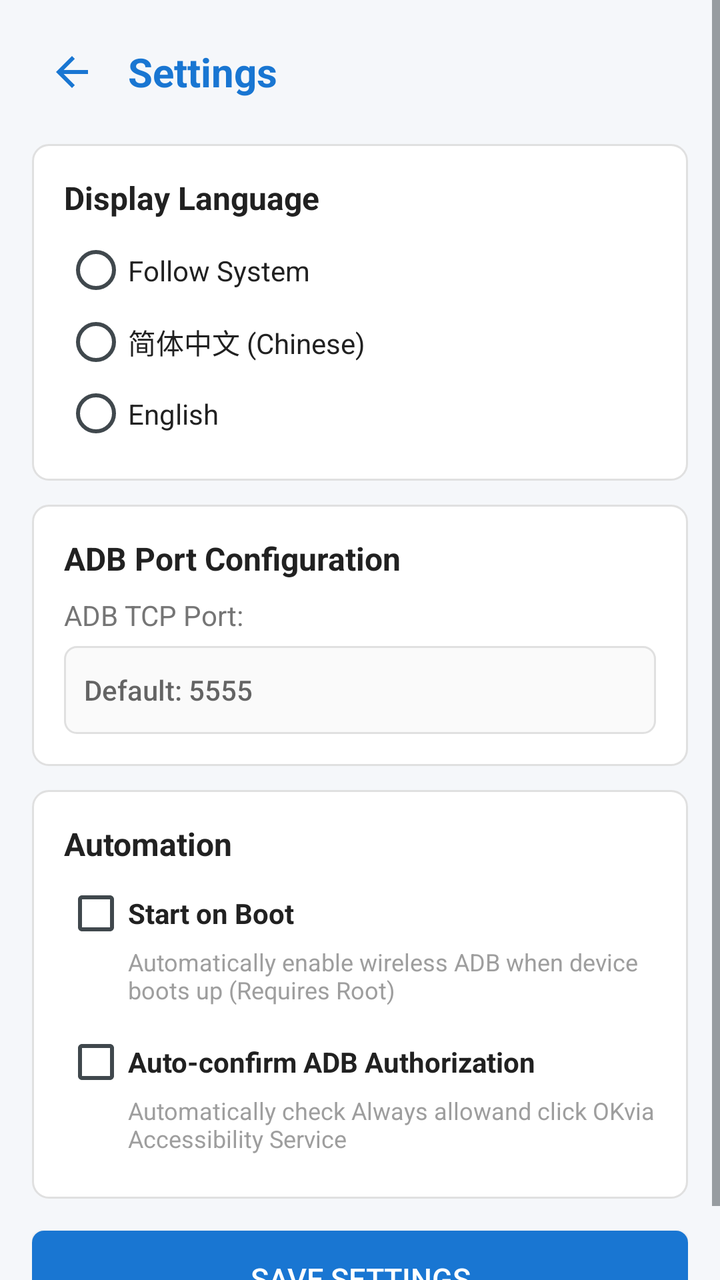
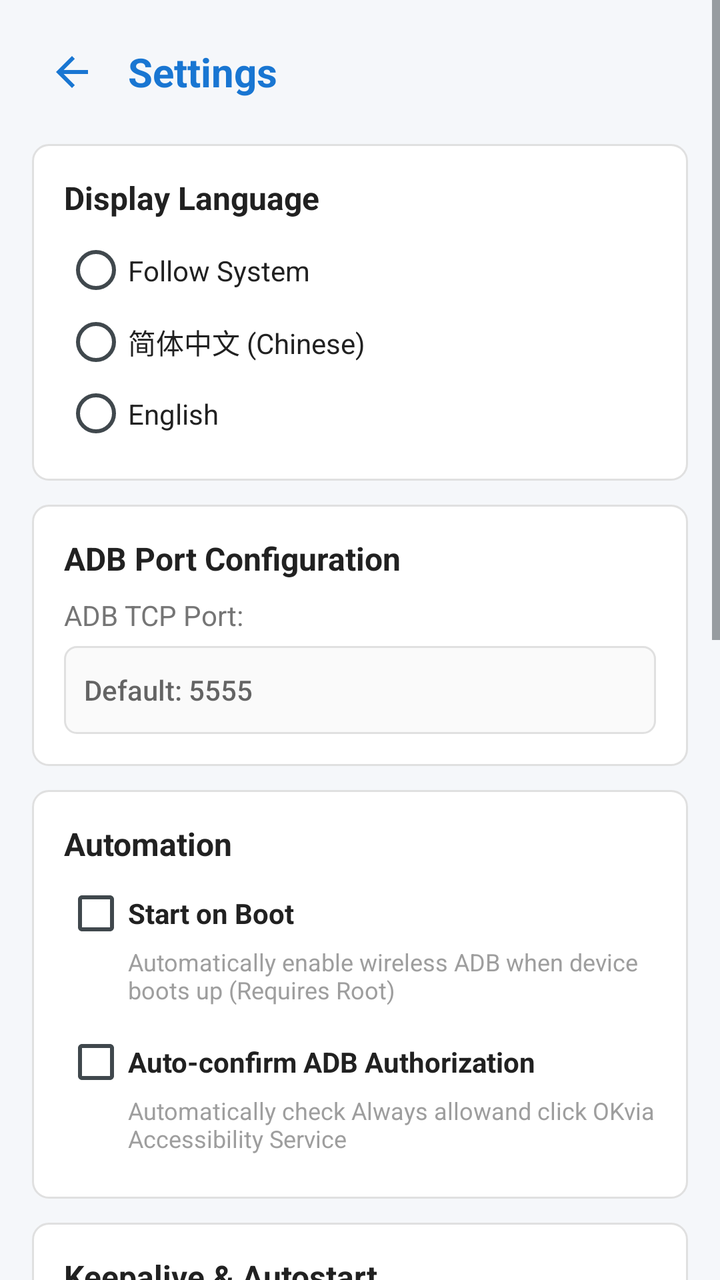

Before-and-after screenshots of an Android layout around one commit, followed by the original layout XML and the change that was made.
<!-- AndroidManifest.xml: application theme AppTheme -->
<!-- res/layout/activity_settings.xml -->
<?xml version="1.0" encoding="utf-8"?>
<ScrollView xmlns:android="http://schemas.android.com/apk/res/android"
    android:layout_width="match_parent"
    android:layout_height="match_parent"
    android:background="@color/background"
    android:fillViewport="true">

    <LinearLayout
        android:layout_width="match_parent"
        android:layout_height="wrap_content"
        android:orientation="vertical"
        android:padding="16dp">

        
        <LinearLayout
            android:layout_width="match_parent"
            android:layout_height="wrap_content"
            android:gravity="center_vertical"
            android:orientation="horizontal"
            android:paddingBottom="16dp">

            <ImageButton
                android:id="@+id/btn_back_settings"
                android:layout_width="40dp"
                android:layout_height="40dp"
                android:background="?android:attr/selectableItemBackground"
                android:contentDescription="@string/btn_back"
                android:src="@drawable/ic_back" />

            <TextView
                android:id="@+id/tv_settings_title"
                android:layout_width="wrap_content"
                android:layout_height="wrap_content"
                android:layout_marginStart="8dp"
                android:text="@string/title_settings"
                android:textColor="@color/primary"
                android:textSize="20sp"
                android:textStyle="bold" />
        </LinearLayout>

        
        <LinearLayout
            style="@style/CardStyle"
            android:layout_width="match_parent"
            android:layout_height="wrap_content"
            android:layout_marginBottom="12dp"
            android:orientation="vertical">

            <TextView
                style="@style/SectionTitle"
                android:layout_width="match_parent"
                android:layout_height="wrap_content"
                android:text="@string/section_language_title" />

            <RadioGroup
                android:id="@+id/rg_language"
                android:layout_width="match_parent"
                android:layout_height="wrap_content"
                android:orientation="vertical">

                <RadioButton
                    android:id="@+id/rb_lang_system"
                    android:layout_width="match_parent"
                    android:layout_height="wrap_content"
                    android:paddingTop="8dp"
                    android:paddingBottom="8dp"
                    android:text="@string/lang_system"
                    android:textColor="@color/text_primary"
                    android:textSize="14sp" />

                <RadioButton
                    android:id="@+id/rb_lang_zh"
                    android:layout_width="match_parent"
                    android:layout_height="wrap_content"
                    android:paddingTop="8dp"
                    android:paddingBottom="8dp"
                    android:text="@string/lang_zh"
                    android:textColor="@color/text_primary"
                    android:textSize="14sp" />

                <RadioButton
                    android:id="@+id/rb_lang_en"
                    android:layout_width="match_parent"
                    android:layout_height="wrap_content"
                    android:paddingTop="8dp"
                    android:paddingBottom="8dp"
                    android:text="@string/lang_en"
                    android:textColor="@color/text_primary"
                    android:textSize="14sp" />
            </RadioGroup>
        </LinearLayout>

        
        <LinearLayout
            style="@style/CardStyle"
            android:layout_width="match_parent"
            android:layout_height="wrap_content"
            android:layout_marginBottom="12dp"
            android:orientation="vertical">

            <TextView
                style="@style/SectionTitle"
                android:layout_width="match_parent"
                android:layout_height="wrap_content"
                android:text="@string/section_adb_config_title" />

            <TextView
                style="@style/LabelText"
                android:layout_width="match_parent"
                android:layout_height="wrap_content"
                android:paddingBottom="6dp"
                android:text="@string/label_port" />

            <EditText
                android:id="@+id/et_port"
                android:layout_width="match_parent"
                android:layout_height="44dp"
                android:background="@drawable/bg_input_field"
                android:hint="@string/hint_port"
                android:inputType="number"
                android:maxLength="5"
                android:textColor="@color/text_primary"
                android:textSize="14sp" />
        </LinearLayout>

        
        <LinearLayout
            style="@style/CardStyle"
            android:layout_width="match_parent"
            android:layout_height="wrap_content"
            android:layout_marginBottom="16dp"
            android:orientation="vertical">

            <TextView
                style="@style/SectionTitle"
                android:layout_width="match_parent"
                android:layout_height="wrap_content"
                android:text="@string/section_automation_title" />

            
            <CheckBox
                android:id="@+id/cb_boot_start"
                android:layout_width="match_parent"
                android:layout_height="wrap_content"
                android:text="@string/label_boot_start"
                android:textColor="@color/text_primary"
                android:textSize="14sp"
                android:textStyle="bold" />

            <TextView
                android:layout_width="match_parent"
                android:layout_height="wrap_content"
                android:paddingStart="32dp"
                android:paddingEnd="0dp"
                android:paddingBottom="12dp"
                android:text="@string/desc_boot_start"
                android:textColor="@color/text_tertiary"
                android:textSize="12sp" />

            
            <CheckBox
                android:id="@+id/cb_auto_confirm_adb"
                android:layout_width="match_parent"
                android:layout_height="wrap_content"
                android:text="@string/label_auto_confirm_adb"
                android:textColor="@color/text_primary"
                android:textSize="14sp"
                android:textStyle="bold" />

            <TextView
                android:layout_width="match_parent"
                android:layout_height="wrap_content"
                android:paddingStart="32dp"
                android:paddingEnd="0dp"
                android:paddingBottom="6dp"
                android:text="@string/desc_auto_confirm_adb"
                android:textColor="@color/text_tertiary"
                android:textSize="12sp" />
        </LinearLayout>

        
        <Button
            android:id="@+id/btn_save_settings"
            android:layout_width="match_parent"
            android:layout_height="48dp"
            android:background="@drawable/bg_button_primary"
            android:text="@string/btn_save_settings"
            android:textColor="#FFFFFF"
            android:textSize="15sp" />

    </LinearLayout>
</ScrollView>
<!-- resources referenced by this layout -->
<resources>
  <color name="background">#F5F7FA</color>
  <color name="primary">#1976D2</color>
  <color name="text_primary">#212121</color>
  <color name="text_tertiary">#9E9E9E</color>
  <string name="btn_back">Back</string>
  <string name="btn_save_settings">Save Settings</string>
  <string name="desc_auto_confirm_adb">Automatically check "Always allow" and click "OK" via Accessibility Service</string>
  <string name="desc_boot_start">Automatically enable wireless ADB when device boots up (Requires Root)</string>
  <string name="hint_port">Default: 5555</string>
  <string name="label_auto_confirm_adb">Auto-confirm ADB Authorization</string>
  <string name="label_boot_start">Start on Boot</string>
  <string name="label_port">ADB TCP Port:</string>
  <string name="lang_en">English</string>
  <string name="lang_system">Follow System</string>
  <string name="lang_zh">简体中文 (Chinese)</string>
  <string name="section_adb_config_title">ADB Port Configuration</string>
  <string name="section_automation_title">Automation</string>
  <string name="section_language_title">Display Language</string>
  <string name="title_settings">Settings</string>
  <style name="CardStyle">
          <item name="android:background">@drawable/bg_card</item>
          <item name="android:padding">16dp</item>
      </style>
  <style name="LabelText">
          <item name="android:textSize">14sp</item>
          <item name="android:textColor">@color/text_secondary</item>
      </style>
  <style name="SectionTitle">
          <item name="android:textSize">16sp</item>
          <item name="android:textStyle">bold</item>
          <item name="android:textColor">@color/text_primary</item>
          <item name="android:paddingBottom">8dp</item>
      </style>
  <color name="primary_dark">#0D47A1</color>
  <color name="status_gray">#9E9E9E</color>
  <color name="border_color">#E0E0E0</color>
  <color name="text_secondary">#757575</color>
  <color name="card_bg">#FFFFFF</color>
  <!-- unchanged entries left out for length: 5 -->
</resources>

<!-- the commit's change to res/layout/activity_settings.xml (unified diff, before → after) -->
@@ -128,7 +128,7 @@
             style="@style/CardStyle"
             android:layout_width="match_parent"
             android:layout_height="wrap_content"
-            android:layout_marginBottom="16dp"
+            android:layout_marginBottom="12dp"
             android:orientation="vertical">
 
             <TextView
@@ -176,6 +176,162 @@
                 android:text="@string/desc_auto_confirm_adb"
                 android:textColor="@color/text_tertiary"
                 android:textSize="12sp" />
+        </LinearLayout>
+
+        
+        <LinearLayout
+            style="@style/CardStyle"
+            android:layout_width="match_parent"
+            android:layout_height="wrap_content"
+            android:layout_marginBottom="12dp"
+            android:orientation="vertical">
+
+            <TextView
+                style="@style/SectionTitle"
+                android:layout_width="match_parent"
+                android:layout_height="wrap_content"
+                android:text="@string/card_power_title" />
+
+            <TextView
+                style="@style/LabelText"
+                android:layout_width="match_parent"
+                android:layout_height="wrap_content"
+                android:text="@string/label_battery_opt" />
+
+            <TextView
+                android:layout_width="match_parent"
+                android:layout_height="wrap_content"
+                android:paddingBottom="8dp"
+                android:text="@string/desc_battery_opt"
+                android:textColor="@color/text_tertiary"
+                android:textSize="12sp" />
+
+            <LinearLayout
+                android:layout_width="match_parent"
+                android:layout_height="wrap_content"
+                android:gravity="center_vertical"
+                android:orientation="horizontal"
+                android:paddingBottom="12dp">
+
+                <TextView
+                    android:id="@+id/tv_battery_status"
+                    android:layout_width="0dp"
+                    android:layout_height="wrap_content"
+                    android:layout_weight="1"
+                    android:text="@string/status_battery_optimizing"
+                    android:textColor="@color/text_secondary"
+                    android:textSize="13sp" />
+
+                <Button
+                    android:id="@+id/btn_ignore_battery"
+                    style="?android:attr/borderlessButtonStyle"
+                    android:layout_width="wrap_content"
+                    android:layout_height="36dp"
+                    android:background="@drawable/bg_button_outline"
+                    android:minWidth="0dp"
+                    android:minHeight="0dp"
+                    android:paddingStart="12dp"
+                    android:paddingEnd="12dp"
+                    android:text="@string/btn_request_battery_opt"
+                    android:textColor="@color/primary"
+                    android:textSize="12sp" />
+            </LinearLayout>
+
+            <TextView
+                style="@style/LabelText"
+                android:layout_width="match_parent"
+                android:layout_height="wrap_content"
+                android:text="@string/label_autostart_mgmt" />
+
+            <TextView
+                android:layout_width="match_parent"
+                android:layout_height="wrap_content"
+                android:paddingBottom="8dp"
+                android:text="@string/desc_autostart_mgmt"
+                android:textColor="@color/text_tertiary"
+                android:textSize="12sp" />
+
+            <Button
+                android:id="@+id/btn_open_autostart"
+                style="?android:attr/borderlessButtonStyle"
+                android:layout_width="match_parent"
+                android:layout_height="38dp"
+                android:background="@drawable/bg_button_outline"
+                android:text="@string/btn_open_autostart"
+                android:textColor="@color/primary"
+                android:textSize="13sp" />
+        </LinearLayout>
+
+        
+        <LinearLayout
+            style="@style/CardStyle"
+            android:layout_width="match_parent"
+            android:layout_height="wrap_content"
+            android:layout_marginBottom="16dp"
+            android:orientation="vertical">
+
+            <TextView
+                style="@style/SectionTitle"
+                android:layout_width="match_parent"
+                android:layout_height="wrap_content"
+                android:text="@string/card_adb_key_title" />
+
+            <TextView
+                style="@style/LabelText"
+                android:layout_width="match_parent"
+                android:layout_height="wrap_content"
+                android:text="@string/label_adb_fingerprint" />
+
+            <TextView
+                android:id="@+id/tv_adb_fingerprint"
+                android:layout_width="match_parent"
+                android:layout_height="wrap_content"
+                android:layout_marginTop="6dp"
+                android:background="@drawable/bg_input_field"
+                android:padding="8dp"
+                android:textIsSelectable="true"
+                android:textColor="@color/text_secondary"
+                android:textSize="11sp"
+                android:typeface="monospace" />
+
+            <TextView
+                style="@style/LabelText"
+                android:layout_width="match_parent"
+                android:layout_height="wrap_content"
+                android:paddingTop="12dp"
+                android:paddingBottom="6dp"
+                android:text="@string/label_adb_passphrase" />
+
+            <EditText
+                android:id="@+id/et_adb_passphrase"
+                android:layout_width="match_parent"
+                android:layout_height="44dp"
+                android:background="@drawable/bg_input_field"
+                android:hint="@string/hint_adb_passphrase"
+                android:inputType="textPassword"
+                android:paddingStart="12dp"
+                android:paddingEnd="12dp"
+                android:textColor="@color/text_primary"
+                android:textSize="14sp" />
+
+            <TextView
+                android:layout_width="match_parent"
+                android:layout_height="wrap_content"
+                android:paddingTop="8dp"
+                android:paddingBottom="12dp"
+                android:text="@string/desc_adb_key"
+                android:textColor="@color/text_tertiary"
+                android:textSize="12sp" />
+
+            <Button
+                android:id="@+id/btn_regenerate_adb_key"
+                style="?android:attr/borderlessButtonStyle"
+                android:layout_width="match_parent"
+                android:layout_height="38dp"
+                android:background="@drawable/bg_button_outline"
+                android:text="@string/btn_regenerate_adb_key"
+                android:textColor="@color/primary"
+                android:textSize="13sp" />
         </LinearLayout>
 
         
<!-- resource entries referenced after the edit -->
@@ -4,12 +4,47 @@
   <color name="primary">#1976D2</color>
   <color name="text_primary">#212121</color>
   <color name="text_tertiary">#9E9E9E</color>
+  <!-- drawable bg_button_outline (drawable) -->
+  <?xml version="1.0" encoding="utf-8"?>
+  <selector xmlns:android="http://schemas.android.com/apk/res/android">
+      <item android:state_pressed="true">
+          <shape android:shape="rectangle">
+              <solid android:color="#E0E0E0" />
+              <corners android:radius="6dp" />
+              <stroke
+                  android:width="1dp"
+                  android:color="@color/primary" />
+          </shape>
+      </item>
+      <item>
+          <shape android:shape="rectangle">
+              <solid android:color="@android:color/transparent" />
+              <corners android:radius="6dp" />
+              <stroke
+                  android:width="1dp"
+                  android:color="@color/primary" />
+          </shape>
+      </item>
+  </selector>
   <string name="btn_back">Back</string>
+  <string name="btn_open_autostart">Open Autostart Settings</string>
+  <string name="btn_regenerate_adb_key">Regenerate Key</string>
+  <string name="btn_request_battery_opt">Request Whitelist</string>
   <string name="btn_save_settings">Save Settings</string>
+  <string name="card_adb_key_title">ADB Key Management</string>
+  <string name="card_power_title">Keepalive &amp; Autostart</string>
+  <string name="desc_adb_key">The local ADB key pair is used to authorize loopback requests. Regenerating the key pair will reset your authentication credentials.</string>
   <string name="desc_auto_confirm_adb">Automatically check "Always allow" and click "OK" via Accessibility Service</string>
+  <string name="desc_autostart_mgmt">Open autostart &amp; background power settings for your device brand (Xiaomi, Huawei, vivo, OPPO, Samsung, Meizu, etc.).</string>
+  <string name="desc_battery_opt">Ignore battery optimizations so the background service remains active without being killed.</string>
   <string name="desc_boot_start">Automatically enable wireless ADB when device boots up (Requires Root)</string>
+  <string name="hint_adb_passphrase">Leave blank for no passphrase</string>
   <string name="hint_port">Default: 5555</string>
+  <string name="label_adb_fingerprint">Public Key Fingerprint (SHA-256):</string>
+  <string name="label_adb_passphrase">Key Passphrase (Optional):</string>
   <string name="label_auto_confirm_adb">Auto-confirm ADB Authorization</string>
+  <string name="label_autostart_mgmt">Vendor Autostart Settings</string>
+  <string name="label_battery_opt">Battery Optimization Whitelist</string>
   <string name="label_boot_start">Start on Boot</string>
   <string name="label_port">ADB TCP Port:</string>
   <string name="lang_en">English</string>
@@ -18,6 +53,7 @@
   <string name="section_adb_config_title">ADB Port Configuration</string>
   <string name="section_automation_title">Automation</string>
   <string name="section_language_title">Display Language</string>
+  <string name="status_battery_optimizing">Restricted by System</string>
   <string name="title_settings">Settings</string>
   <style name="CardStyle">
           <item name="android:background">@drawable/bg_card</item>
